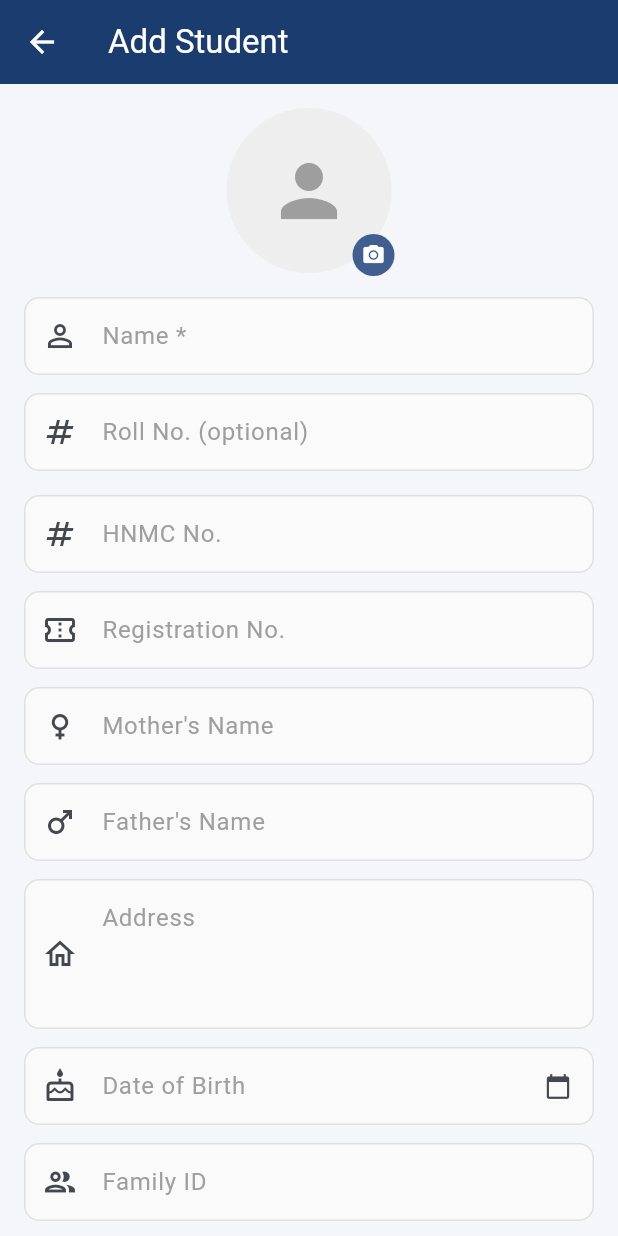
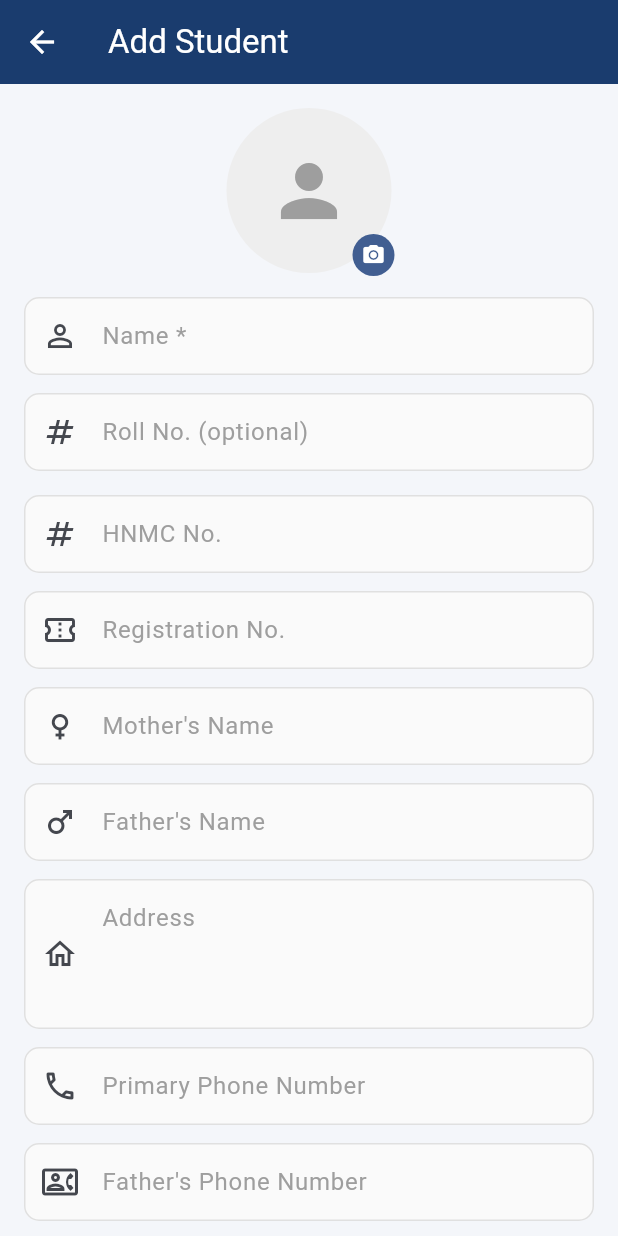
Before and after one commit to Dishu-Bansal/NNI, a Flutter app: the StudentFormScreen screen opened directly, on a phone screen of 412 x 824 dp. Run offline on Flutter 3.47's test engine with Material 3 defaults, Android fonts, the phone set to English and light mode, and no system bars; our stand-ins replace cloud_firestore, firebase_auth, firebase_core, firebase_storage, image_picker; accounts and stored records are empty; Roboto replaces fonts that are missing (Poppins); statements that could not run were skipped.

Commit message:
Add primary, father's and alternate phone numbers to students
Three optional phone fields on the student model, form and update audit
log. Phone inputs accept digits, spaces, '+' and '-' (country codes) and
require at least 10 digits when filled.

```diff
--- a/lib/student_management/models/student_model.dart
+++ b/lib/student_management/models/student_model.dart
@@ -48,6 +48,9 @@ class StudentModel {
   String familyId;
   String aadharNo; // 12-digit Aadhar card number.
   String bankAccountNo;
+  String primaryPhone; // Student's own phone number.
+  String fathersPhone;
+  String alternatePhone;
 
   /// Snapshot of the fees at the time the student was created, used to show
   /// "original fees" in the fees detail.
@@ -82,6 +85,9 @@ class StudentModel {
     this.familyId = '',
     this.aadharNo = '',
     this.bankAccountNo = '',
+    this.primaryPhone = '',
+    this.fathersPhone = '',
+    this.alternatePhone = '',
   });
 
   double get totalFees =>
@@ -121,6 +127,9 @@ class StudentModel {
         familyId: d['familyId'] ?? '',
         aadharNo: d['aadharNo'] ?? '',
         bankAccountNo: d['bankAccountNo'] ?? '',
+        primaryPhone: d['primaryPhone'] ?? '',
+        fathersPhone: d['fathersPhone'] ?? '',
+        alternatePhone: d['alternatePhone'] ?? '',
       );
 
   static List<FeeEntry> _parseFees(dynamic raw) {
@@ -153,6 +162,9 @@ class StudentModel {
     'familyId': familyId,
     'aadharNo': aadharNo,
     'bankAccountNo': bankAccountNo,
+    'primaryPhone': primaryPhone,
+    'fathersPhone': fathersPhone,
+    'alternatePhone': alternatePhone,
   };
 }
 
--- a/lib/student_management/screens/student_form_screen.dart
+++ b/lib/student_management/screens/student_form_screen.dart
@@ -52,6 +52,9 @@ class _StudentFormScreenState extends State<StudentFormScreen> {
   final _familyIdCtrl = TextEditingController();
   final _aadharNoCtrl = TextEditingController();
   final _bankAccountNoCtrl = TextEditingController();
+  final _primaryPhoneCtrl = TextEditingController();
+  final _fathersPhoneCtrl = TextEditingController();
+  final _alternatePhoneCtrl = TextEditingController();
 
   String _course = 'GNM';
   String _college = 'Mahendargarh';
@@ -86,6 +89,9 @@ class _StudentFormScreenState extends State<StudentFormScreen> {
       _familyIdCtrl.text = existing.familyId;
       _aadharNoCtrl.text = existing.aadharNo;
       _bankAccountNoCtrl.text = existing.bankAccountNo;
+      _primaryPhoneCtrl.text = existing.primaryPhone;
+      _fathersPhoneCtrl.text = existing.fathersPhone;
+      _alternatePhoneCtrl.text = existing.alternatePhone;
       _initRowsFrom(existing);
     } else {
       _initDefaultRows();
@@ -162,6 +168,9 @@ class _StudentFormScreenState extends State<StudentFormScreen> {
     _familyIdCtrl.dispose();
     _aadharNoCtrl.dispose();
     _bankAccountNoCtrl.dispose();
+    _primaryPhoneCtrl.dispose();
+    _fathersPhoneCtrl.dispose();
+    _alternatePhoneCtrl.dispose();
     for (final r in _rows) {
       r.dispose();
     }
@@ -238,6 +247,9 @@ class _StudentFormScreenState extends State<StudentFormScreen> {
       familyId: _familyIdCtrl.text.trim(),
       aadharNo: _aadharNoCtrl.text.trim(),
       bankAccountNo: _bankAccountNoCtrl.text.trim(),
+      primaryPhone: _primaryPhoneCtrl.text.trim(),
+      fathersPhone: _fathersPhoneCtrl.text.trim(),
+      alternatePhone: _alternatePhoneCtrl.text.trim(),
     );
 
     setState(() => _saving = true);
@@ -338,6 +350,33 @@ class _StudentFormScreenState extends State<StudentFormScreen> {
                 label: 'Address',
                 icon: Icons.home_outlined,
                 multiline: true,
+              ),
+              const SizedBox(height: 12),
+              _profileTextField(
+                controller: _primaryPhoneCtrl,
+                label: 'Primary Phone Number',
+                icon: Icons.phone_outlined,
+                keyboardType: TextInputType.phone,
+                formatters: _phoneFormatters,
+                validator: _phoneValidator,
+              ),
+              const SizedBox(height: 12),
+              _profileTextField(
+                controller: _fathersPhoneCtrl,
+                label: "Father's Phone Number",
+                icon: Icons.contact_phone_outlined,
+                keyboardType: TextInputType.phone,
+                formatters: _phoneFormatters,
+                validator: _phoneValidator,
+              ),
+              const SizedBox(height: 12),
+              _profileTextField(
+                controller: _alternatePhoneCtrl,
+                label: 'Alternate Phone Number',
+                icon: Icons.phone_iphone,
+                keyboardType: TextInputType.phone,
+                formatters: _phoneFormatters,
+                validator: _phoneValidator,
               ),
               const SizedBox(height: 12),
               _dobField(),
@@ -467,6 +506,20 @@ class _StudentFormScreenState extends State<StudentFormScreen> {
         ),
       ),
     );
+  }
+
+  /// Phone inputs accept digits, spaces, '+' and '-' (for country codes) and
+  /// are capped at 15 characters.
+  List<TextInputFormatter> get _phoneFormatters => [
+        FilteringTextInputFormatter.allow(RegExp(r'[0-9+\- ]')),
+        LengthLimitingTextInputFormatter(15),
+      ];
+
+  /// Phone numbers stay optional; when filled they need at least 10 digits.
+  String? _phoneValidator(String? v) {
+    final digits = (v ?? '').replaceAll(RegExp(r'\D'), '');
+    if (digits.isEmpty) return null;
+    return digits.length >= 10 ? null : 'Enter a valid phone number';
   }
 
   /// Text input for one optional profile field.
--- a/lib/student_management/services/firebase_student_service.dart
+++ b/lib/student_management/services/firebase_student_service.dart
@@ -145,6 +145,9 @@ class FirebaseStudentService implements StudentRepository {
     diff('Family ID', old.familyId, updated.familyId);
     diff('Aadhar No.', old.aadharNo, updated.aadharNo);
     diff('Bank Account No.', old.bankAccountNo, updated.bankAccountNo);
+    diff('Primary phone', old.primaryPhone, updated.primaryPhone);
+    diff("Father's phone", old.fathersPhone, updated.fathersPhone);
+    diff('Alternate phone', old.alternatePhone, updated.alternatePhone);
 
     final oldFees = old.fees.map((f) => '${f.type}:${f.amount}').toList()
       ..sort();
```
